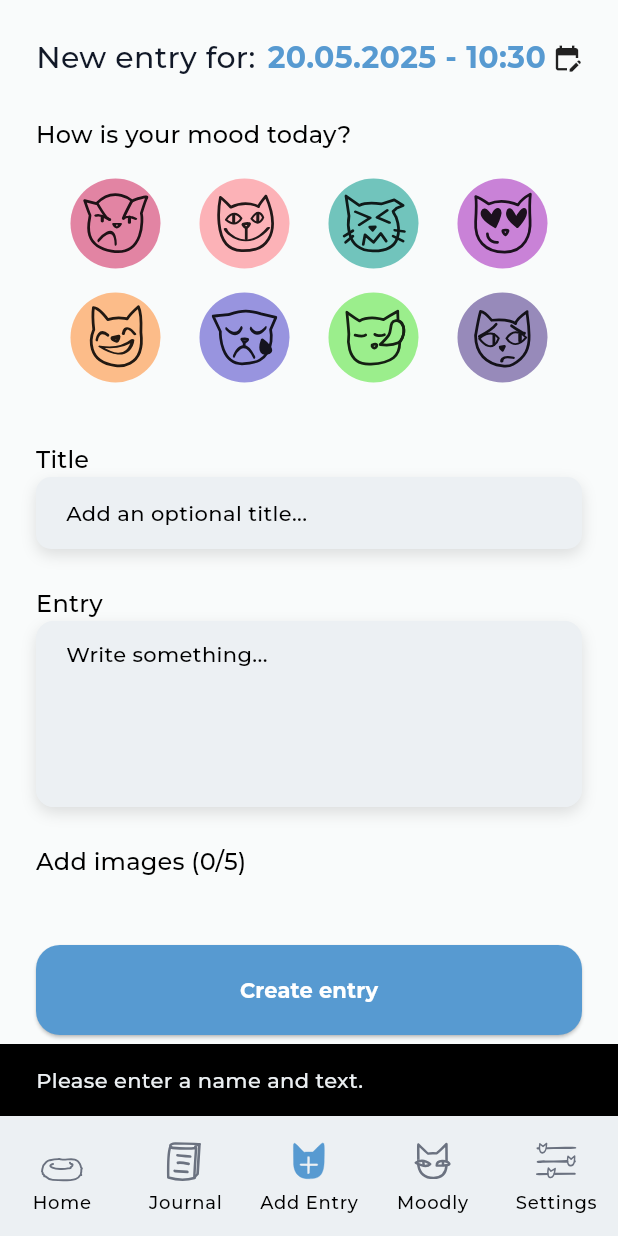
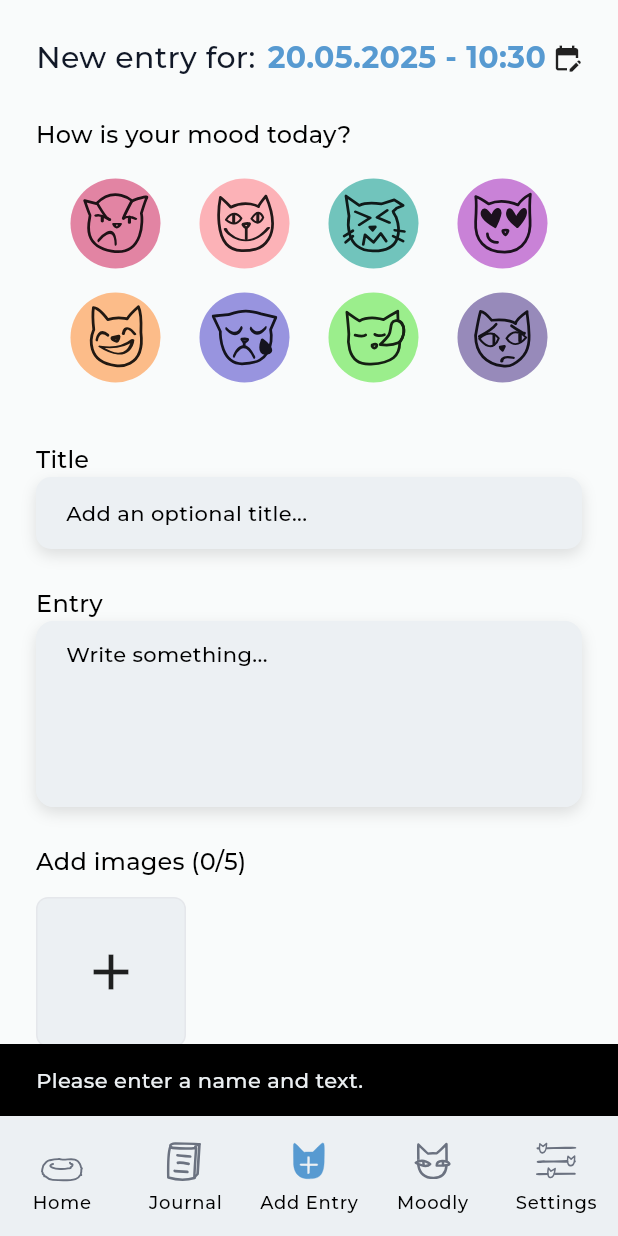
Before and after one commit to codemalcolm/moodly_client, a Flutter app: the screen it shows after launch, item 3 of the bottom bar chosen, after a tap on "Create entry", on a phone screen of 412 x 824 dp. Run offline on Flutter 3.47's test engine with Material 3 defaults, Android fonts, the phone set to English and light mode, and no system bars; our stand-ins replace flutter_bloc, flutter_svg, image_picker, shared_preferences; missing offline and left inert: dart:ffi; network calls fail; project files that could hold a hidden picture were left out.

Commit message:
Implemented adding multiple images from quick entry and connected it with the server

```diff
--- a/lib/screens/new_entry_screen.dart
+++ b/lib/screens/new_entry_screen.dart
@@ -24,7 +24,7 @@ DateTime selectedDateTime = DateTime.now();
 class _NewEntryScreenState extends State<NewEntryScreen> {
   int? selectedMoodIndex;
   bool showMoodSelector = true;
-  List<File> imageFiles = [];
+  List<File> _images = [];
   final imagePicker = ImagePicker();
 
   Future<void> selectImage() async {
@@ -35,23 +35,20 @@ class _NewEntryScreenState extends State<NewEntryScreen> {
     );
     if (picked != null) {
       setState(() {
-        imageFiles.add(File(picked.path));
+        _images.add(File(picked.path));
       });
     }
   }
 
   final _nameController = TextEditingController();
   final _textController = TextEditingController();
-  DateTime _selectedDate = DateTime.now();
-  final List<File> _images = [];
 
   Future<void> _pickImages() async {
-    final picker = ImagePicker();
-    final pickedFiles = await picker.pickMultiImage();
+    final pickedFiles = await CustomImageSelector.pickMultipleImages();
 
-    if (pickedFiles != null) {
+    if (pickedFiles.isNotEmpty) {
       setState(() {
-        _images.addAll(pickedFiles.map((xfile) => File(xfile.path)));
+        _images.addAll(pickedFiles);
       });
     }
   }
@@ -83,10 +80,12 @@ class _NewEntryScreenState extends State<NewEntryScreen> {
 
       if (response.statusCode == 200 || response.statusCode == 201) {
         final data = jsonDecode(response.body);
-        final journalEntryId = data['_id'];
+        final journalEntryId = data?['journalEntry']['_id'];
 
         // 2. Upload images (if any)
         if (_images.isNotEmpty) {
+          print("❗ works");
+          try {
             final uploadUri = Uri.parse(
               'http://10.0.2.2:5000/api/v1/entries/$journalEntryId/images',
             );
@@ -97,7 +96,7 @@ class _NewEntryScreenState extends State<NewEntryScreen> {
                   lookupMimeType(image.path)?.split('/') ?? ['image', 'jpeg'];
               request.files.add(
                 await http.MultipartFile.fromPath(
-                'images',
+                  'file',
                   image.path,
                   contentType: MediaType(mimeType[0], mimeType[1]),
                 ),
@@ -111,6 +110,9 @@ class _NewEntryScreenState extends State<NewEntryScreen> {
               throw Exception(
                 'Image upload failed with status ${uploadResponse.statusCode}',
               );
+            }
+          } catch (e) {
+            print("❗ Error uploading images : $e");
           }
         }
 
@@ -168,11 +170,11 @@ class _NewEntryScreenState extends State<NewEntryScreen> {
     return DateFormat('dd.MM.yyyy - HH:mm').format(selectedDateTime);
   }
 
-  // void removeImage(int index) {
-  //   setState(() {
-  //     imageFiles.removeAt(index);
-  //   });
-  // }
+  void removeImage(int index) {
+    setState(() {
+      _images.removeAt(index);
+    });
+  }
 
   @override
   Widget build(BuildContext context) {
@@ -274,77 +276,76 @@ class _NewEntryScreenState extends State<NewEntryScreen> {
             ),
             const SizedBox(height: 24),
             Text(
-              'Add images (${imageFiles.length}/5)',
+              'Add images (${_images.length}/5)',
               style: theme.textTheme.titleMedium,
             ),
             const SizedBox(height: 12),
-
-            // Wrap(
-            //   spacing: 12,
-            //   runSpacing: 12,
-            //   children: [
-            //     ...List.generate(imageFiles.length, (index) {
-            //       return Stack(
-            //         children: [
-            //           ClipRRect(
-            //             borderRadius: BorderRadius.circular(8),
-            //             child: Image.file(
-            //               imageFiles[index],
-            //               width: 100,
-            //               height: 100,
-            //               fit: BoxFit.cover,
-            //             ),
-            //           ),
-            //           Positioned(
-            //             top: 4,
-            //             right: 4,
-            //             child: GestureDetector(
-            //               onTap: () => removeImage(index),
-            //               child: Container(
-            //                 decoration: const BoxDecoration(
-            //                   shape: BoxShape.circle,
-            //                   color: Color.fromARGB(130, 0, 0, 0),
-            //                 ),
-            //                 padding: const EdgeInsets.all(4),
-            //                 child: const Icon(
-            //                   Icons.close,
-            //                   size: 16,
-            //                   color: Colors.white,
-            //                 ),
-            //               ),
-            //             ),
-            //           ),
-            //         ],
-            //       );
-            //     }),
-            //     if (imageFiles.length < 5)
-            //       GestureDetector(
-            //         onTap: () async {
-            //           final picked =
-            //               await CustomImageSelector.pickSingleImage();
-            //           if (picked != null) {
-            //             setState(() {
-            //               imageFiles.add(picked);
-            //             });
-            //           }
-            //         },
-            //         child: Container(
-            //           width: 100,
-            //           height: 100,
-            //           decoration: BoxDecoration(
-            //             color: theme.colorScheme.surface,
-            //             border: Border.all(color: theme.dividerColor),
-            //             borderRadius: BorderRadius.circular(8),
-            //           ),
-            //           child: Icon(
-            //             Icons.add,
-            //             size: 40,
-            //             color: theme.iconTheme.color,
-            //           ),
-            //         ),
-            //       ),
-            //   ],
-            // ),
+            Wrap(
+              spacing: 12,
+              runSpacing: 12,
+              children: [
+                ...List.generate(_images.length, (index) {
+                  return Stack(
+                    children: [
+                      ClipRRect(
+                        borderRadius: BorderRadius.circular(8),
+                        child: Image.file(
+                          _images[index],
+                          width: 100,
+                          height: 100,
+                          fit: BoxFit.cover,
+                        ),
+                      ),
+                      Positioned(
+                        top: 4,
+                        right: 4,
+                        child: GestureDetector(
+                          onTap: () => setState(() => _images.removeAt(index)),
+                          child: Container(
+                            decoration: const BoxDecoration(
+                              shape: BoxShape.circle,
+                              color: Color.fromARGB(130, 0, 0, 0),
+                            ),
+                            padding: const EdgeInsets.all(4),
+                            child: const Icon(
+                              Icons.close,
+                              size: 16,
+                              color: Colors.white,
+                            ),
+                          ),
+                        ),
+                      ),
+                    ],
+                  );
+                }),
+                if (_images.length < 5)
+                  GestureDetector(
+                    onTap: () async {
+                      final picked =
+                          await CustomImageSelector.pickSingleImage();
+                      if (picked != null) {
+                        setState(() {
+                          _images.add(picked);
+                        });
+                      }
+                    },
+                    child: Container(
+                      width: 100,
+                      height: 100,
+                      decoration: BoxDecoration(
+                        color: theme.colorScheme.surface,
+                        border: Border.all(color: theme.dividerColor),
+                        borderRadius: BorderRadius.circular(8),
+                      ),
+                      child: Icon(
+                        Icons.add,
+                        size: 40,
+                        color: theme.iconTheme.color,
+                      ),
+                    ),
+                  ),
+              ],
+            ),
             const SizedBox(height: 32),
             SizedBox(
               width: double.infinity,
```
Lines whose indentation alone changed are shown as unchanged.
